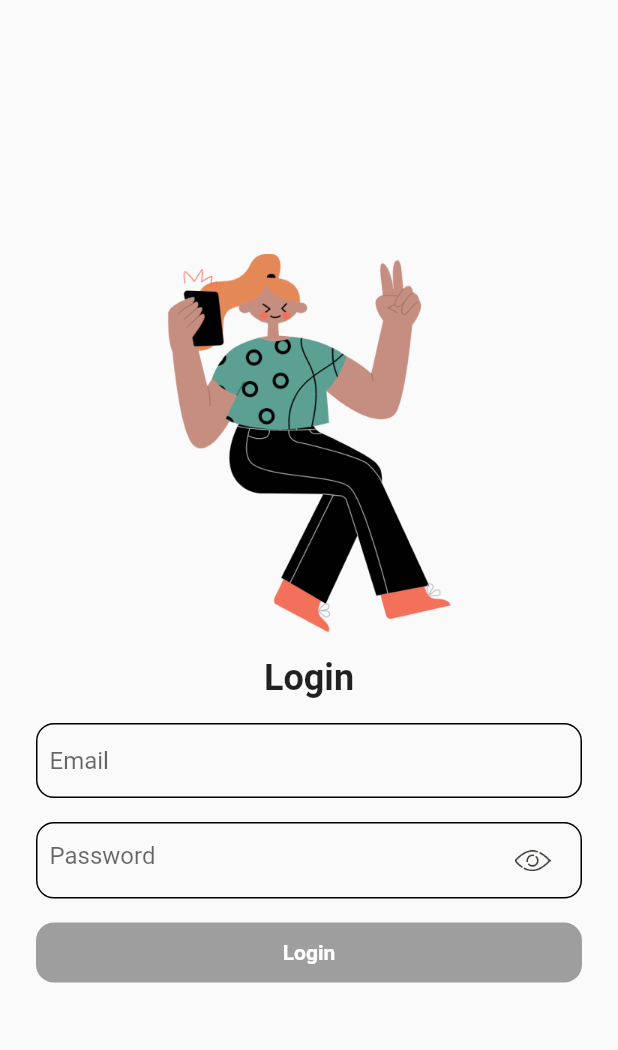
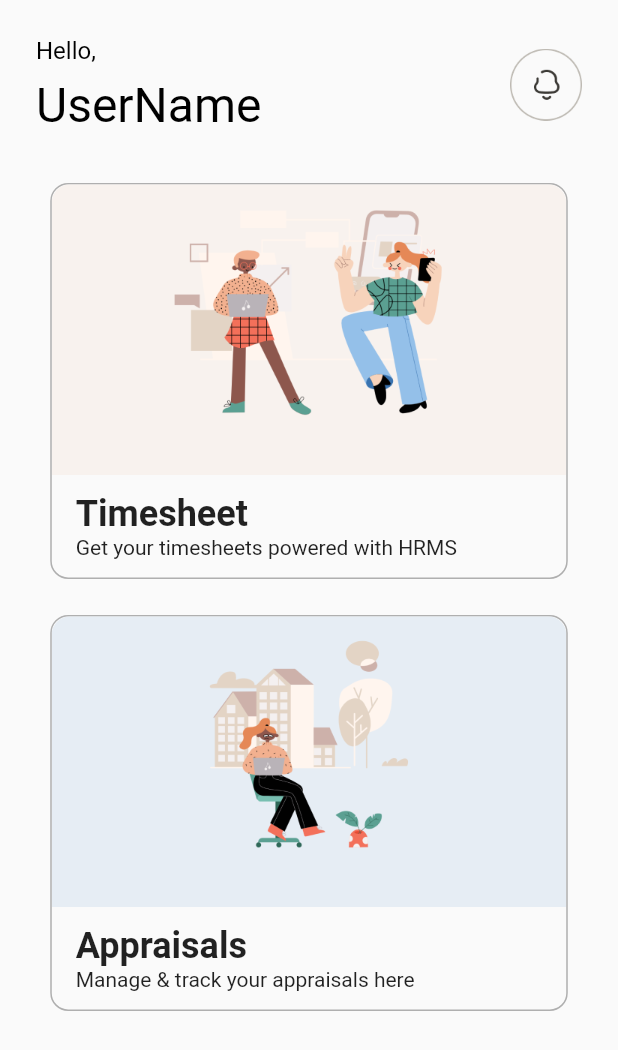
Before and after one commit to Nachi-on-git/flutter_mavericks, a Flutter app: the screen it shows after launch, on a phone screen of 412 x 824 dp. Shown: the top 1050 px of the screen. Run offline on Flutter 3.47's test engine with Material 2 defaults, Android fonts, the phone set to English and light mode, and no system bars; our stand-ins replace flutter_dotenv, shared_preferences.

Commit message:
ui for dashboard

```diff
--- a/flutter_mavericks/lib/config/url_management.dart
+++ b/flutter_mavericks/lib/config/url_management.dart
@@ -1 +1,2 @@
 const String loginUrl = "/hrms/login";
+const String getUserDetailsApi = "/hrms-user/get-employee-details/1";
--- a/flutter_mavericks/lib/main.dart
+++ b/flutter_mavericks/lib/main.dart
@@ -1,5 +1,6 @@
 import 'package:flutter/material.dart';
 import 'package:flutter_dotenv/flutter_dotenv.dart';
+import 'package:flutter_mavericks/screens/dashboard.dart';
 import 'package:flutter_mavericks/screens/login_screen.dart';
 import 'config/environment.dart';
 
@@ -22,7 +23,7 @@ class MyApp extends StatelessWidget {
       theme: ThemeData(
         primarySwatch: Colors.blue,
       ),
-      home: const LoginScreen(),
+      home: const Dashboard(),
     );
   }
 }
--- /dev/null
+++ b/flutter_mavericks/lib/screens/dashboard.dart
@@ -0,0 +1,163 @@
+import 'package:flutter/material.dart';
+import 'package:flutter_mavericks/design_system/scalesystem.dart';
+import 'package:flutter_mavericks/design_system/sizesystem.dart';
+
+import '../models/http_response.dart';
+import '../services/auth_services.dart';
+
+class Dashboard extends StatefulWidget {
+  const Dashboard({super.key});
+
+  @override
+  State<Dashboard> createState() => _DashboardState();
+}
+
+class _DashboardState extends State<Dashboard> {
+  AuthService authService = AuthService();
+  bool isLoading = false;
+
+
+  getUserDetails () async {
+    setState(() {
+      isLoading = true;
+    });
+    HttpResponses response = await authService.getUserDetails(
+    );
+    if (response.status!) {
+
+    }
+    setState(() {
+      isLoading = false;
+    });
+  }
+  @override
+  void initState() {
+    // TODO: implement initState
+    getUserDetails();
+    super.initState();
+  }
+  @override
+  Widget build(BuildContext context) {
+    return Scaffold(
+      body: SafeArea(
+        child: Padding(
+          padding: const EdgeInsets.symmetric(vertical: SizeSystem.size24, horizontal: SizeSystem.size24),
+          child: Column(
+            children: [
+              Row(
+                children: [
+                  Column(
+                    crossAxisAlignment: CrossAxisAlignment.start,
+                    children: const [
+                      Text(
+                        'Hello,',
+                        style: TextStyle(
+                            color: Colors.black, fontSize: SizeSystem.size16),
+                      ),
+                      SizedBox(
+                        height: SizeSystem.size8,
+                      ),
+                      Text(
+                        'UserName',
+                        style: TextStyle(
+                          color: Colors.black,
+                          fontSize: SizeSystem.size32,
+                        ),
+                      ),
+                    ],
+                  ),
+                  const Spacer(),
+                  Column(
+                    children: [
+                      Image.asset(
+                        'assets/images/dashboard_bell.png',
+                        scale: ScaleSystem.scale2,
+                      )
+                    ],
+                  )
+                ],
+              ),
+              SizedBox(
+                height: MediaQuery.of(context).size.height * 0.04,
+              ),
+              Container(
+                decoration: BoxDecoration(
+                    borderRadius: BorderRadius.circular(SizeSystem.size12),
+                    border: Border.all(color: Colors.black45.withOpacity(0.3))),
+                child: ClipRRect(
+                  borderRadius: BorderRadius.circular(SizeSystem.size12),
+                  child: Column(
+                    crossAxisAlignment: CrossAxisAlignment.start,
+                    children: [
+                      Image.asset(
+                        'assets/images/timesheet_dashboard.png',
+                        fit: BoxFit.none,
+                        scale: ScaleSystem.scale2,
+                      ),
+                      Padding(
+                        padding: const EdgeInsets.symmetric(
+                            horizontal: SizeSystem.size16, vertical: SizeSystem.size12),
+                        child: Column(
+                          crossAxisAlignment: CrossAxisAlignment.start,
+                          children: const [
+                            Text(
+                              'Timesheet',
+                              style: TextStyle(
+                                  fontWeight: FontWeight.bold, fontSize: SizeSystem.size24),
+                            ),
+                            Text(
+                              'Get your timesheets powered with HRMS',
+                              style: TextStyle(fontSize: SizeSystem.size14),
+                            )
+                          ],
+                        ),
+                      ),
+                    ],
+                  ),
+                ),
+              )
+              ,
+              const SizedBox(height: SizeSystem.size24,),
+              Container(
+                decoration: BoxDecoration(
+                    borderRadius: BorderRadius.circular(SizeSystem.size12),
+                    border: Border.all(color: Colors.black45.withOpacity(0.3))),
+                child: ClipRRect(
+                  borderRadius: BorderRadius.circular(SizeSystem.size12),
+                  child: Column(
+                    crossAxisAlignment: CrossAxisAlignment.start,
+                    children: [
+                      Image.asset(
+                        'assets/images/appraisals_dashboard.png',
+                        fit: BoxFit.none,
+                        scale: ScaleSystem.scale2,
+                      ),
+                      Padding(
+                        padding: const EdgeInsets.symmetric(
+                            horizontal: SizeSystem.size16, vertical: SizeSystem.size12),
+                        child: Column(
+                          crossAxisAlignment: CrossAxisAlignment.start,
+                          children: const [
+                            Text(
+                              'Appraisals',
+                              style: TextStyle(
+                                  fontWeight: FontWeight.bold, fontSize: SizeSystem.size24),
+                            ),
+                            Text(
+                              'Manage & track your appraisals here',
+                              style: TextStyle(fontSize: SizeSystem.size14),
+                            )
+                          ],
+                        ),
+                      ),
+                    ],
+                  ),
+                ),
+              )
+            ],
+          ),
+        ),
+      ),
+    );
+  }
+}
--- a/flutter_mavericks/lib/screens/login_screen.dart
+++ b/flutter_mavericks/lib/screens/login_screen.dart
@@ -1,10 +1,13 @@
+// ignore_for_file: use_build_context_synchronously
+
 import 'package:flutter/material.dart';
 import 'package:flutter_mavericks/design_system/color_system.dart';
 import 'package:flutter_mavericks/design_system/scalesystem.dart';
 import 'package:flutter_mavericks/design_system/sizesystem.dart';
 import 'package:flutter_mavericks/models/http_response.dart';
-
+import 'package:shared_preferences/shared_preferences.dart';
 import '../services/auth_services.dart';
+import 'dashboard.dart';
 
 class LoginScreen extends StatefulWidget {
   const LoginScreen({super.key});
@@ -18,22 +21,39 @@ class _LoginScreenState extends State<LoginScreen> {
   TextEditingController passwordController = TextEditingController();
   bool _showPassword = false;
   AuthService authService = AuthService();
-  bool emableLoginButton = false;
+  bool isLoading = false;
 
   setUserId() {
     setState(() {});
-    if (passwordController.text.isNotEmpty &&
-        loginIdController.text.isNotEmpty) {
-      emableLoginButton = true;
-    }
   }
 
   userLogin() async {
-    var response = await authService.userLogin(
+    setState(() {
+      isLoading = true;
+    });
+    HttpResponses response = await authService.userLogin(
       loginIdController.text.trim(),
       passwordController.text.trim(),
     );
-    print(response);
+    if (response.status!) {
+      SharedPreferences prefs = await SharedPreferences.getInstance();
+      await prefs.setString('token', response.data['token']);
+      Navigator.pushReplacement(
+        context,
+        MaterialPageRoute(builder: (context) => const Dashboard()),
+      );
+    }
+    setState(() {
+      isLoading = false;
+    });
+  }
+
+  @override
+  void dispose() {
+    // TODO: implement dispose
+    loginIdController.clear();
+    passwordController.clear();
+    super.dispose();
   }
 
   @override
@@ -102,9 +122,7 @@ class _LoginScreenState extends State<LoginScreen> {
                   border: Border.all()),
               child: TextFormField(
                 onChanged: (value) {
-                  setState(() {
-
-                  });
+                  setState(() {});
                 },
                 cursorColor: ColorSystem.primaryColor,
                 autovalidateMode: AutovalidateMode.onUserInteraction,
@@ -144,12 +162,16 @@ class _LoginScreenState extends State<LoginScreen> {
             const SizedBox(
               height: SizeSystem.size16,
             ),
-            InkWell(
+            isLoading
+                ? const CircularProgressIndicator(
+                    color: ColorSystem.primaryColor,
+                  )
+                : InkWell(
                     onTap: () async {
                       if (passwordController.text.isNotEmpty &&
                           loginIdController.text.isNotEmpty) {
                         await userLogin();
-                }else{}
+                      } else {}
                     },
                     child: Container(
                       width: MediaQuery.of(context).size.width,
@@ -157,16 +179,19 @@ class _LoginScreenState extends State<LoginScreen> {
                         vertical: SizeSystem.size12,
                       ),
                       decoration: BoxDecoration(
-                    borderRadius: BorderRadius.circular(SizeSystem.size12),
-                    color:passwordController.text.isNotEmpty &&
-                    RegExp(
-                            r"^[a-zA-Z0-9._%+-]+@[a-zA-Z0-9.-]+\.[a-zA-Z]{2,}$")
-                        .hasMatch(loginIdController.text)? ColorSystem.primaryColor:Colors.grey),
+                          borderRadius:
+                              BorderRadius.circular(SizeSystem.size12),
+                          color: passwordController.text.isNotEmpty &&
+                                  RegExp(r"^[a-zA-Z0-9._%+-]+@[a-zA-Z0-9.-]+\.[a-zA-Z]{2,}$")
+                                      .hasMatch(loginIdController.text)
+                              ? ColorSystem.primaryColor
+                              : Colors.grey),
                       child: const Center(
                           child: Text(
                         'Login',
                         style: TextStyle(
-                      color: ColorSystem.white, fontWeight: FontWeight.bold),
+                            color: ColorSystem.white,
+                            fontWeight: FontWeight.bold),
                       )),
                     ),
                   )
--- a/flutter_mavericks/lib/services/auth_services.dart
+++ b/flutter_mavericks/lib/services/auth_services.dart
@@ -1,5 +1,3 @@
-import 'package:flutter_mavericks/models/http_response.dart';
-
 import '../config/url_management.dart';
 import 'http_service.dart';
 
@@ -19,4 +17,13 @@ class AuthService {
       body: body,
     );
   }
+
+  Future getUserDetails(
+  ) async {
+    return await httpService.doGet(
+      path: getUserDetailsApi,
+      params: {},
+      tokenRequired: true
+    );
+  }
 }
```
Also changed, not shown: flutter_mavericks/assets/images/appraisals_dashboard.png (added), flutter_mavericks/assets/images/dashboard_bell.png (added), flutter_mavericks/assets/images/timesheet_dashboard.png (added). Lines whose indentation alone changed are shown as unchanged.
